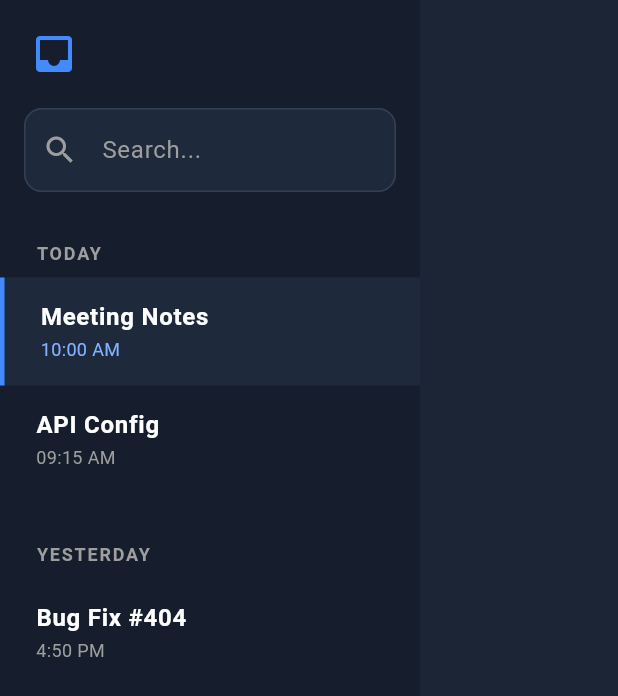
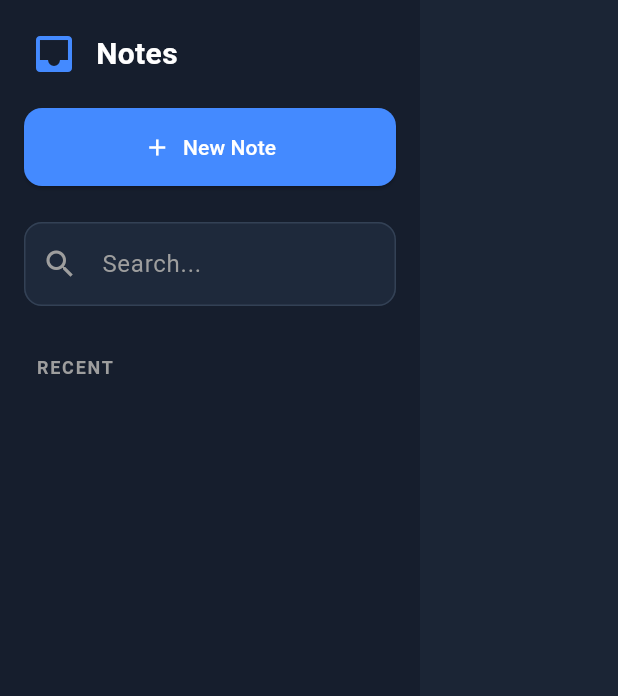
Before and after one commit to merlinJeyakumar/future-notes, a Flutter app: the Sidebar widget shown alone on an empty page, opened directly, on a phone screen of 412 x 824 dp. Shown: the top 696 px of the screen. Run offline on Flutter 3.47's test engine with Material 3 defaults, Android fonts, the phone set to English and light mode, and no system bars; our stand-ins replace file_picker, flutter_markdown.

Commit message:
Clear default editor content and clean up sidebar

````diff
--- a/lib/features/dashboard/viewmodels/content_viewmodel.dart
+++ b/lib/features/dashboard/viewmodels/content_viewmodel.dart
@@ -4,22 +4,7 @@ import '../services/file_service.dart';
 
 class ContentViewModel extends BaseViewModel {
   final IFileService _fileService;
-  final TextEditingController textController = TextEditingController(
-    text: """
-# Deployment Plan
-
-We need to update the `nginx.conf` before pushing to prod.
-
-## Tasks
-
-- [x] Backup DB
-- [ ] Run migration
-
-```
-sudo systemctl restart nginx
-```
-""",
-  );
+  final TextEditingController textController = TextEditingController();
 
   String _lastText = "";
   List<TextRange> _checkboxRanges = [];
--- a/lib/features/dashboard/widgets/sidebar.dart
+++ b/lib/features/dashboard/widgets/sidebar.dart
@@ -14,8 +14,44 @@ class Sidebar extends StatelessWidget {
           // Logo Area
           Padding(
             padding: const EdgeInsets.all(20.0),
-            child: Icon(Icons.inbox, color: Colors.blueAccent, size: 32),
+            child: Row(
+              children: [
+                Icon(Icons.inbox, color: Colors.blueAccent, size: 32),
+                const SizedBox(width: 12),
+                const Text(
+                  'Notes',
+                  style: TextStyle(
+                    color: Colors.white,
+                    fontSize: 20,
+                    fontWeight: FontWeight.bold,
+                  ),
+                ),
+              ],
+            ),
           ),
+
+          // New Note Button
+          Padding(
+            padding: const EdgeInsets.symmetric(horizontal: 16.0),
+            child: SizedBox(
+              width: double.infinity,
+              child: ElevatedButton.icon(
+                onPressed: () {},
+                icon: const Icon(Icons.add),
+                label: const Text('New Note'),
+                style: ElevatedButton.styleFrom(
+                  backgroundColor: Colors.blueAccent,
+                  foregroundColor: Colors.white,
+                  padding: const EdgeInsets.symmetric(vertical: 16),
+                  shape: RoundedRectangleBorder(
+                    borderRadius: BorderRadius.circular(12),
+                  ),
+                ),
+              ),
+            ),
+          ),
+
+          const SizedBox(height: 24),
 
           // Search Bar
           Padding(
@@ -42,16 +78,9 @@ class Sidebar extends StatelessWidget {
 
           const SizedBox(height: 24),
 
-          // TODAY Section
-          _buildSectionHeader('TODAY'),
-          _buildNavItem('Meeting Notes', '10:00 AM', isSelected: true),
-          _buildNavItem('API Config', '09:15 AM'),
-
-          const SizedBox(height: 24),
-
-          // YESTERDAY Section
-          _buildSectionHeader('YESTERDAY'),
-          _buildNavItem('Bug Fix #404', '4:50 PM'),
+          // List is now empty by default as requested
+          _buildSectionHeader('RECENT'),
+          // No items here
         ],
       ),
     );
@@ -71,39 +100,4 @@ class Sidebar extends StatelessWidget {
       ),
     );
   }
-
-  Widget _buildNavItem(
-    String title,
-    String subtitle, {
-    bool isSelected = false,
-  }) {
-    return Container(
-      decoration: isSelected
-          ? const BoxDecoration(
-              border: Border(
-                left: BorderSide(color: Colors.blueAccent, width: 3),
-              ),
-              color: Color(0xFF1E293B), // Slightly lighter for selection
-            )
-          : null,
-      child: ListTile(
-        contentPadding: const EdgeInsets.symmetric(horizontal: 24.0),
-        title: Text(
-          title,
-          style: const TextStyle(
-            color: Colors.white,
-            fontWeight: FontWeight.w600,
-          ),
-        ),
-        subtitle: Text(
-          subtitle,
-          style: TextStyle(
-            color: isSelected ? Colors.blueAccent[100] : Colors.grey,
-            fontSize: 12,
-          ),
-        ),
-        onTap: () {},
-      ),
-    );
-  }
 }
````
